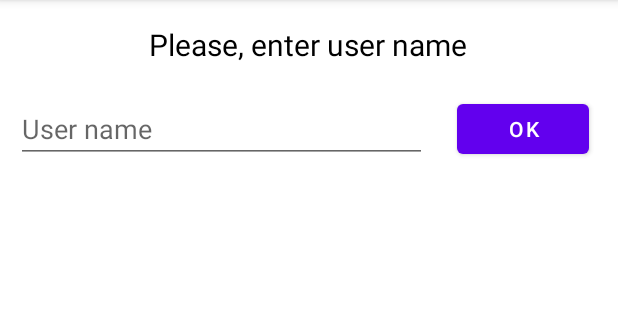
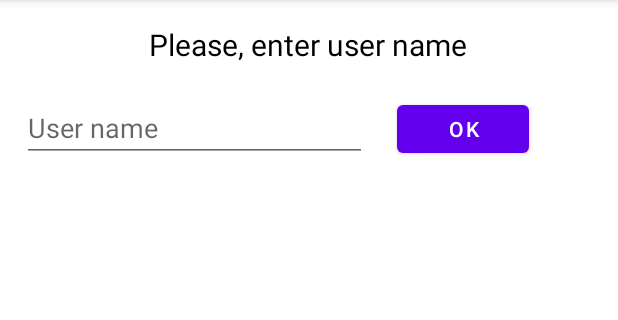
Before and after one commit to PavelKotov123/testRetrofit, an Android app: the screen it shows after launch (MainActivity), on a phone screen of 412 x 824 dp, the part 84-404 px from its top. Run offline under Robolectric (Android 15) with nearby library versions, the phone set to English and light mode, and no system bars.

```diff
--- a/app/src/main/java/com/example/testretrofit/MainActivity.kt
+++ b/app/src/main/java/com/example/testretrofit/MainActivity.kt
@@ -23,17 +23,19 @@ class MainActivity : AppCompatActivity() {
         binding = ActivityMainBinding.inflate(layoutInflater)
         setContentView(binding.root)
 
-//        binding.bSearch.setOnClickListener { onStart() }
+        binding.bSearch.setOnClickListener {
+
+            var userName = binding.tUserName.text.toString()
+            Log.d("MYlog", "$userName")
+
+            setupRecyclerView()
+            getDataFromApi(userName)
+        }
 
 
 
     }
 
-    override fun onStart() {
-        super.onStart()
-        setupRecyclerView()
-        getDataFromApi()
-    }
 
     private fun setupRecyclerView(){
         mainAdapter = MainAdapter(arrayListOf())
@@ -45,9 +47,9 @@ class MainActivity : AppCompatActivity() {
 
 
 
-     private fun getDataFromApi(){
+     private fun getDataFromApi(nameUser: String){
 
-        ApiServise.endpoint.getRepos("KsenyaBol")
+        ApiServise.endpoint.getRepos(nameUser)
             .enqueue(object : Callback<List<MainModel>>{
                 override fun onResponse(
                     call: Call<List<MainModel>>,
--- a/app/src/main/res/layout/activity_main.xml
+++ b/app/src/main/res/layout/activity_main.xml
@@ -8,17 +8,17 @@
 
     <androidx.recyclerview.widget.RecyclerView
         android:id="@+id/recyclerView"
-        android:layout_width="371dp"
-        android:layout_height="591dp"
+        android:layout_width="0dp"
+        android:layout_height="wrap_content"
         android:layout_marginStart="8dp"
         android:layout_marginEnd="8dp"
         app:layoutManager="androidx.recyclerview.widget.GridLayoutManager"
         app:layout_constraintBottom_toBottomOf="parent"
         app:layout_constraintEnd_toEndOf="parent"
-        app:layout_constraintHorizontal_bias="0.478"
+        app:layout_constraintHorizontal_bias="0.0"
         app:layout_constraintStart_toStartOf="parent"
-        app:layout_constraintTop_toTopOf="parent"
-        app:layout_constraintVertical_bias="0.992"
+        app:layout_constraintTop_toBottomOf="@+id/textView"
+        app:layout_constraintVertical_bias="0.229"
         app:spanCount="1"
         tools:listitem="@layout/item_repositories" />
 
@@ -28,9 +28,9 @@
         android:layout_height="0dp"
         android:layout_marginStart="20dp"
         android:text="OK"
-        app:layout_constraintBottom_toBottomOf="@+id/editTextTextPersonName"
-        app:layout_constraintStart_toEndOf="@+id/editTextTextPersonName"
-        app:layout_constraintTop_toTopOf="@+id/editTextTextPersonName"
+        app:layout_constraintBottom_toBottomOf="@+id/tUserName"
+        app:layout_constraintStart_toEndOf="@+id/tUserName"
+        app:layout_constraintTop_toTopOf="@+id/tUserName"
         app:layout_constraintVertical_bias="0.0" />
 
     <TextView
@@ -48,9 +48,9 @@
         app:layout_constraintVertical_bias="0.022" />
 
     <EditText
-        android:id="@+id/editTextTextPersonName"
-        android:layout_width="274dp"
-        android:layout_height="45dp"
+        android:id="@+id/tUserName"
+        android:layout_width="230dp"
+        android:layout_height="44dp"
         android:ems="10"
         android:hint="User name"
         android:inputType="textPersonName"
```
